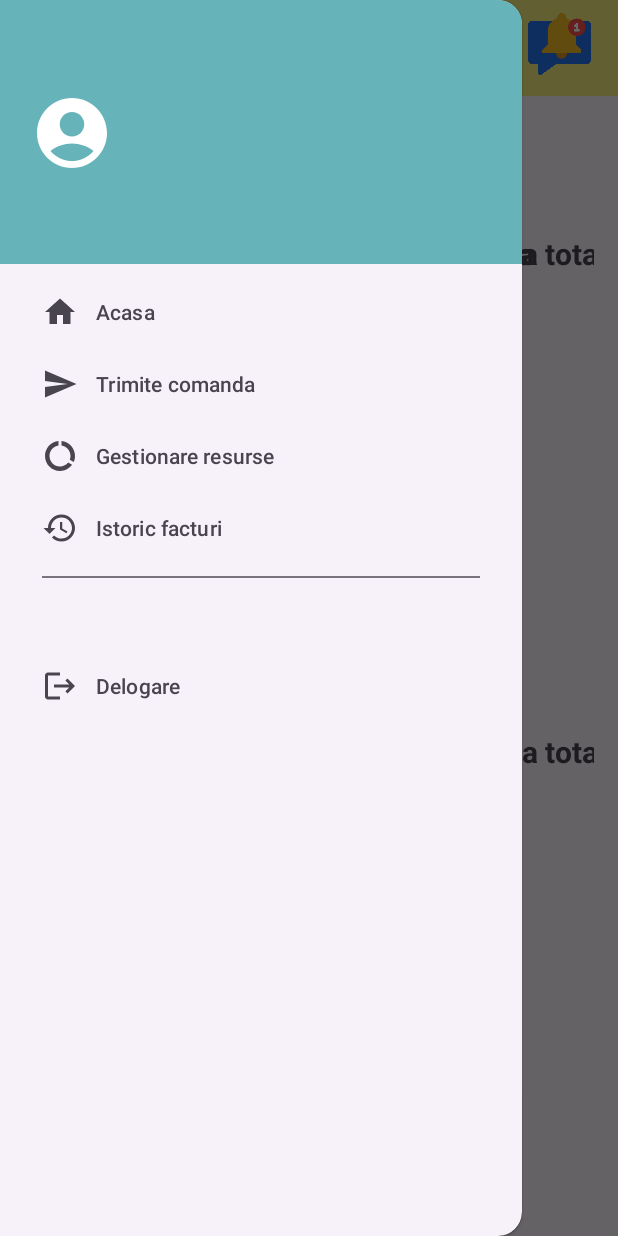
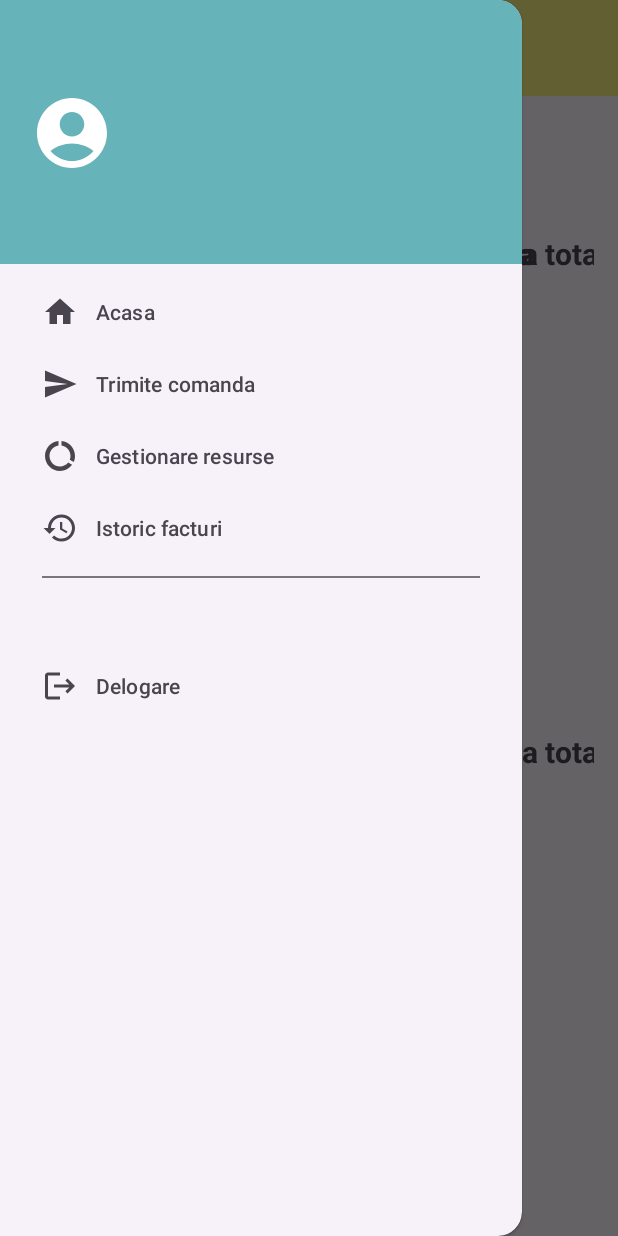
Before and after one commit to AndreeaG22/Library-Chain-Supply-LCS, an Android app: the MainActivity screen opened directly, with no data from a screen before it, with the side drawer open, on a phone screen of 412 x 824 dp. Run offline under Robolectric (Android 15) with nearby library versions, the phone set to English and light mode, and no system bars; our stand-ins replace Firebase (no records; nobody signed in at launch, a user with empty details on screens opened directly).

Commit message:
Deleted notif icon

```diff
--- a/app/src/main/res/layout/activity_main.xml
+++ b/app/src/main/res/layout/activity_main.xml
@@ -39,16 +39,6 @@
                 app:navigationIcon="@drawable/ic_drawer"
                 />
 
-            <ImageView
-                android:id="@+id/notif"
-                android:layout_width="46dp"
-                android:layout_height="43dp"
-                android:layout_marginTop="8dp"
-                android:layout_marginEnd="16dp"
-                android:src="@drawable/notif"
-                app:layout_constraintEnd_toEndOf="parent"
-                app:layout_constraintTop_toTopOf="parent" />
-
             <TextView
                 android:id="@+id/toolbar_title"
                 android:layout_width="wrap_content"
```
